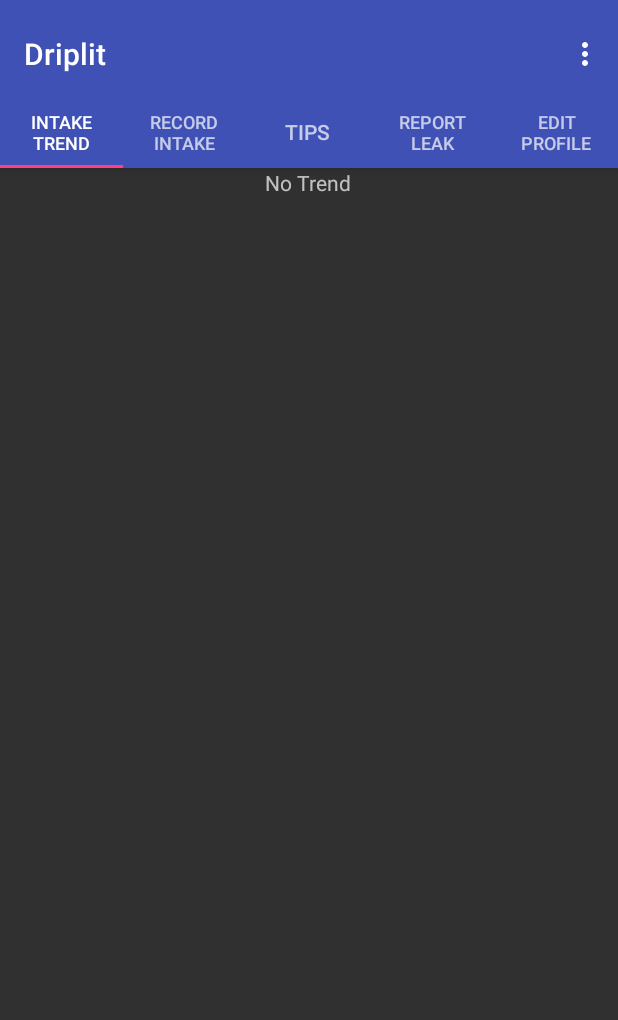
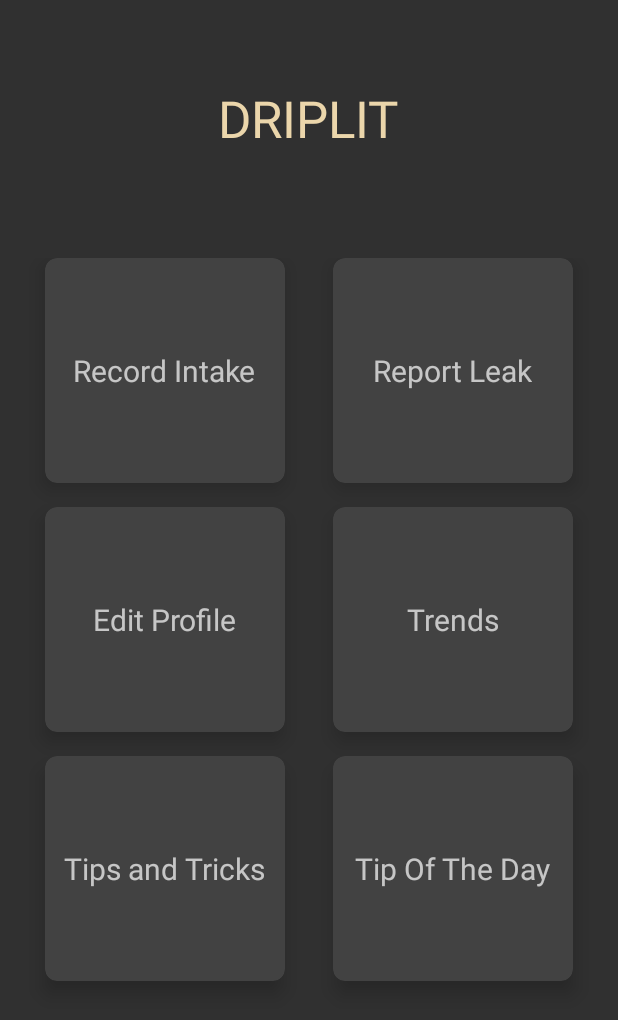
Before and after one commit to CodeineCentrix/Driplit, an Android app: the FODScreen screen opened directly, with no data from a screen before it, after a tap on "MAIN MENU", on a phone screen of 412 x 824 dp. Shown: the top 1020 px of the screen. Run offline under Robolectric (Android 15) with nearby library versions, the phone set to English and light mode, and no system bars.

Commit message:
Screens need A LOT! of work Main Menu does not have a button and Intents linked to them.. attributes might cause some problems.

```diff
--- a/app/build.gradle
+++ b/app/build.gradle
@@ -23,7 +23,9 @@ dependencies {
     implementation 'com.android.support:appcompat-v7:27.1.1'
     implementation 'com.android.support.constraint:constraint-layout:1.1.0'
     implementation 'com.android.support:support-v4:27.1.1'
+    implementation 'com.android.support:cardview-v7:27.1.1'
     implementation 'com.android.support:design:27.1.1'
+    implementation 'com.android.support:gridlayout-v7:27.1.1'
     testImplementation 'junit:junit:4.12'
     androidTestImplementation 'com.android.support.test:runner:1.0.1'
     androidTestImplementation 'com.android.support.test.espresso:espresso-core:3.0.1'
--- a/app/src/main/AndroidManifest.xml
+++ b/app/src/main/AndroidManifest.xml
@@ -25,7 +25,9 @@
         <activity
             android:name=".TabMenu"
             android:label="@string/title_activity_tab_menu"
-            android:theme="@style/AppTheme"></activity>
+            android:theme="@style/AppTheme" />
+        <activity android:name=".Mainmenu"
+            android:label="@string/main_menu"/>
     </application>
 
 </manifest>
--- a/app/src/main/java/com/example/s215131746/driplit/FODScreen.java
+++ b/app/src/main/java/com/example/s215131746/driplit/FODScreen.java
@@ -2,8 +2,6 @@ package com.example.s215131746.driplit;
 
 import android.content.Intent;
 import android.os.Bundle;
-import android.support.design.widget.FloatingActionButton;
-import android.support.design.widget.Snackbar;
 import android.view.View;
 import android.support.design.widget.NavigationView;
 import android.support.v4.view.GravityCompat;
@@ -17,7 +15,7 @@ import android.widget.Button;
 
 public class FODScreen extends AppCompatActivity
         implements NavigationView.OnNavigationItemSelectedListener {
-
+Intent mainMenu;
     @Override
     protected void onCreate(Bundle savedInstanceState) {
         super.onCreate(savedInstanceState);
@@ -40,8 +38,8 @@ public class FODScreen extends AppCompatActivity
         btnMainMenu.setOnClickListener(new View.OnClickListener() {
             @Override
             public void onClick(View v) {
-                Intent tabMenu = new Intent(getApplicationContext(), TabMenu.class);
-                startActivity(tabMenu);
+                Intent mainMenu = new Intent(getApplicationContext(), Mainmenu.class);
+                startActivity(mainMenu);
             }
         });
 
@@ -104,4 +102,5 @@ public class FODScreen extends AppCompatActivity
         drawer.closeDrawer(GravityCompat.START);
         return true;
     }
+
 }
--- a/app/src/main/java/com/example/s215131746/driplit/FODScreenClass.java
+++ b/app/src/main/java/com/example/s215131746/driplit/FODScreenClass.java
@@ -1,6 +1,8 @@
 package com.example.s215131746.driplit;
 
+import android.content.Intent;
 import android.os.Bundle;
+import android.support.v7.app.AppCompatActivity;
 import android.support.v4.app.Fragment;
 import android.view.LayoutInflater;
 import android.view.View;
@@ -11,6 +13,7 @@ import android.view.ViewGroup;
  */
 
 public class FODScreenClass extends Fragment {
+    Intent mainMenu;
     public View onCreateView(LayoutInflater inflater, ViewGroup container,
                              Bundle savedInstanceState) {
         View rootView = inflater.inflate(R.layout.activity_fodscreen, container, false);
--- /dev/null
+++ b/app/src/main/java/com/example/s215131746/driplit/Mainmenu.java
@@ -0,0 +1,13 @@
+package com.example.s215131746.driplit;
+
+import android.support.v7.app.AppCompatActivity;
+import android.os.Bundle;
+
+public class Mainmenu extends AppCompatActivity {
+
+    @Override
+    protected void onCreate(Bundle savedInstanceState) {
+        super.onCreate(savedInstanceState);
+        setContentView(R.layout.activity_mainmenu);
+    }
+}
--- /dev/null
+++ b/app/src/main/res/layout/activity_mainmenu.xml
@@ -0,0 +1,165 @@
+<?xml version="1.0" encoding="utf-8"?>
+<LinearLayout xmlns:android="http://schemas.android.com/apk/res/android"
+    xmlns:app="http://schemas.android.com/apk/res-auto"
+    xmlns:tools="http://schemas.android.com/tools"
+    android:layout_width="match_parent"
+    android:layout_height="match_parent"
+    tools:context="com.example.s215131746.driplit.Mainmenu"
+    android:orientation="vertical">
+
+    <RelativeLayout
+        android:layout_weight="2"
+        android:layout_width="match_parent"
+        android:layout_height="0dp">
+
+        <TextView
+            android:id="@+id/txtGrid"
+            android:text="DRIPLIT"
+            android:textSize="34sp"
+            android:textColor="@color/lightdarkerorange"
+            android:layout_centerInParent="true"
+            android:layout_width="wrap_content"
+            android:layout_height="wrap_content" />
+
+</RelativeLayout>
+
+
+    <GridLayout
+        android:layout_width="match_parent"
+        android:layout_height="0dp"
+        android:layout_weight="8"
+        android:alignmentMode="alignMargins"
+        android:columnCount="2"
+        android:columnOrderPreserved="false"
+        android:padding="14dp"
+        android:rowCount="3">
+        <!-- Row 1-->
+        <android.support.v7.widget.CardView
+            android:layout_width="1dp"
+            android:layout_height="150dp"
+            android:layout_columnWeight="1"
+            android:layout_marginBottom="16dp"
+            android:layout_marginLeft="16dp"
+            android:layout_marginRight="16dp"
+            app:cardCornerRadius="8dp"
+            app:cardElevation="8dp">
+
+            <TextView
+                android:layout_width="wrap_content"
+                android:layout_height="wrap_content"
+                android:layout_gravity="center_horizontal|center_vertical"
+                android:text="@string/record_intake"
+                android:textSize="20sp"/>
+        </android.support.v7.widget.CardView>
+        <!--Column 1 -->
+        <!--Row 1-->
+        <android.support.v7.widget.CardView
+            android:layout_width="1dp"
+            android:layout_height="150dp"
+            android:layout_columnWeight="1"
+            android:layout_marginBottom="16dp"
+            android:layout_marginLeft="16dp"
+            android:layout_marginRight="16dp"
+            app:cardCornerRadius="8dp"
+            app:cardElevation="8dp">
+
+            <TextView
+                android:layout_width="wrap_content"
+                android:layout_height="wrap_content"
+                android:layout_gravity="center_horizontal|center_vertical"
+                android:text="@string/report_leak"
+                android:textSize="20sp"/>
+        </android.support.v7.widget.CardView>
+        <!--Column 2 -->
+        <!--Row2-->
+        <android.support.v7.widget.CardView
+            android:layout_width="1dp"
+            android:layout_height="150dp"
+            android:layout_columnWeight="1"
+            android:layout_marginBottom="16dp"
+            android:layout_marginLeft="16dp"
+            android:layout_marginRight="16dp"
+            app:cardCornerRadius="8dp"
+            app:cardElevation="8dp">
+
+            <TextView
+                android:layout_width="wrap_content"
+                android:layout_height="wrap_content"
+                android:layout_gravity="center_horizontal|center_vertical"
+                android:text="@string/edit_profile"
+                android:textSize="20sp"/>
+        </android.support.v7.widget.CardView>
+        <!--Column1-->
+        <!--Row2-->
+        <android.support.v7.widget.CardView
+            android:layout_width="1dp"
+            android:layout_height="150dp"
+            android:layout_columnWeight="1"
+            android:layout_marginBottom="16dp"
+            android:layout_marginLeft="16dp"
+            android:layout_marginRight="16dp"
+            app:cardCornerRadius="8dp"
+            app:cardElevation="8dp">
+
+            <TextView
+                android:layout_width="wrap_content"
+                android:layout_height="wrap_content"
+                android:layout_gravity="center_horizontal|center_vertical"
+                android:text="@string/trend"
+                android:textSize="20sp"/>
+        </android.support.v7.widget.CardView>
+        <!--Column2-->
+        <!--Row3-->
+        <android.support.v7.widget.CardView
+            android:layout_width="1dp"
+            android:layout_height="150dp"
+            android:layout_columnWeight="1"
+            android:layout_marginBottom="16dp"
+            android:layout_marginLeft="16dp"
+            android:layout_marginRight="16dp"
+            app:cardCornerRadius="8dp"
+            app:cardElevation="8dp">
+
+            <TextView
+                android:layout_width="wrap_content"
+                android:layout_height="wrap_content"
+                android:layout_gravity="center_horizontal|center_vertical"
+                android:text="@string/tricks_tips"
+                android:textSize="20sp"/>
+        </android.support.v7.widget.CardView>
+        <!--Column1-->
+        <!--Row3-->
+        <android.support.v7.widget.CardView
+            android:layout_width="1dp"
+            android:layout_height="150dp"
+            android:layout_columnWeight="1"
+            android:layout_marginBottom="16dp"
+            android:layout_marginLeft="16dp"
+            android:layout_marginRight="16dp"
+            app:cardCornerRadius="8dp"
+            app:cardElevation="8dp">
+
+            <TextView
+                android:layout_width="wrap_content"
+                android:layout_height="wrap_content"
+                android:layout_gravity="center_horizontal|center_vertical"
+                android:text="@string/tipoftheday"
+                android:textSize="20sp"/>
+        </android.support.v7.widget.CardView>
+        <!--Column2-->
+
+
+    </GridLayout>
+    <LinearLayout
+        android:layout_width="wrap_content"
+        android:layout_height="wrap_content"
+        android:layout_gravity="center_horizontal|center_vertical"
+        android:layout_margin="16dp"
+        android:orientation="vertical">
+
+
+
+    </LinearLayout>
+
+
+</LinearLayout>
--- a/app/src/main/res/layout/activity_tab_menu.xml
+++ b/app/src/main/res/layout/activity_tab_menu.xml
@@ -14,18 +14,6 @@
         android:layout_height="wrap_content"
         android:paddingTop="@dimen/appbar_padding_top"
         android:theme="@style/AppTheme.AppBarOverlay">
-
-        <android.support.v7.widget.Toolbar
-            android:id="@+id/toolbar"
-            android:layout_width="match_parent"
-            android:layout_height="?attr/actionBarSize"
-            android:layout_weight="1"
-            android:background="?attr/colorPrimary"
-            app:layout_scrollFlags="scroll|enterAlways"
-            app:popupTheme="@style/AppTheme.PopupOverlay"
-            app:title="@string/app_name">
-
-        </android.support.v7.widget.Toolbar>
 
         <android.support.design.widget.TabLayout
             android:id="@+id/tabs"
--- a/app/src/main/res/values/colors.xml
+++ b/app/src/main/res/values/colors.xml
@@ -2,6 +2,7 @@
 <resources>
     <color name="colorPrimary">#3F51B5</color>
     <color name="colorPrimaryDark">#2c2e33</color>
+    <color name="darkgrey">#48494d</color>
     <color name="colorAccent">#FF4081</color>
     <color name="primaryDark">#24312d</color>
     <color name="black">#000</color>
--- a/app/src/main/res/values/strings.xml
+++ b/app/src/main/res/values/strings.xml
@@ -22,6 +22,10 @@
     <string name="tab_text_2">Tips</string>
     <string name="tab_text_3">Edit Profile</string>
     <string name="report_leak">Report Leak</string>
-    <string name="intake_trend">Intake Trend</string>>
+    <string name="tricks_tips">Tips and Tricks</string>
+    <string name="tipoftheday">Tip Of The Day</string>
+    <string name="intake_trend">Intake Trend</string>
+    <string name="trend">Trends</string>
     <string name="jugjes">Record Intake</string>
+    <string name="report_leak_instruct">Make Sure You Are Where The Leak Is. \n Click The Button Above To Report Leak.</string>
 </resources>
--- a/build.gradle
+++ b/build.gradle
@@ -8,7 +8,6 @@ buildscript {
     }
     dependencies {
         classpath 'com.android.tools.build:gradle:3.1.1'
-
 
         // NOTE: Do not place your application dependencies here; they belong
         // in the individual module build.gradle files
```
Also changed, not shown: app/src/main/res/drawable/rlbuttonstyle.xml (added, +7 -0 lines), app/src/main/res/layout/report_leak.xml (+42 -31 lines), app/src/main/res/drawable/raindrop.png (added), app/src/main/res/drawable/report.png (added).
